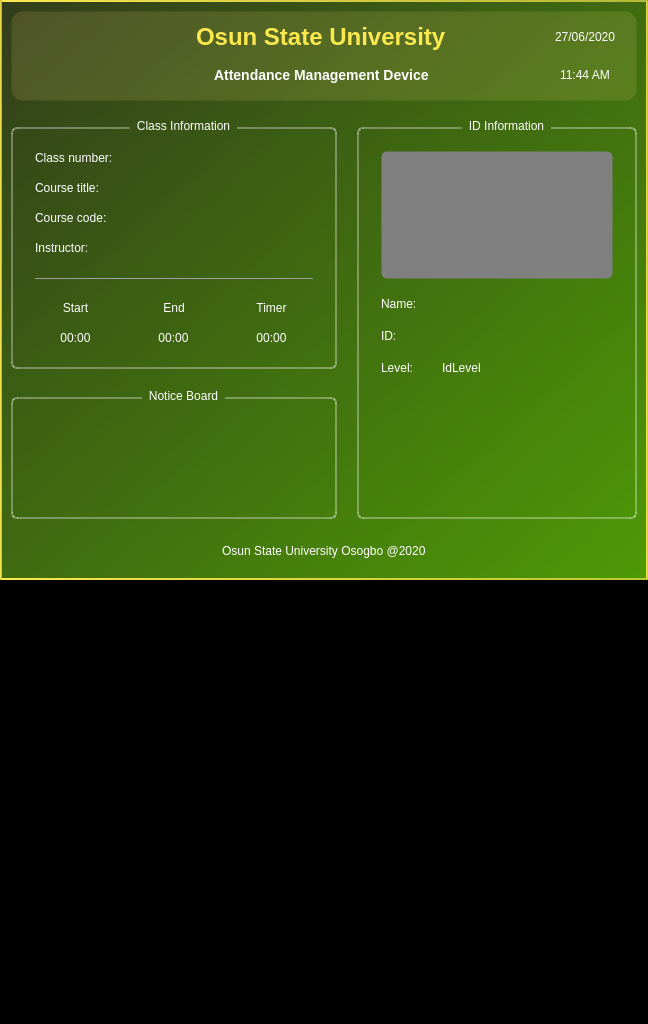
olumayor/Att, file mainwindow.ui: the form before one commit.
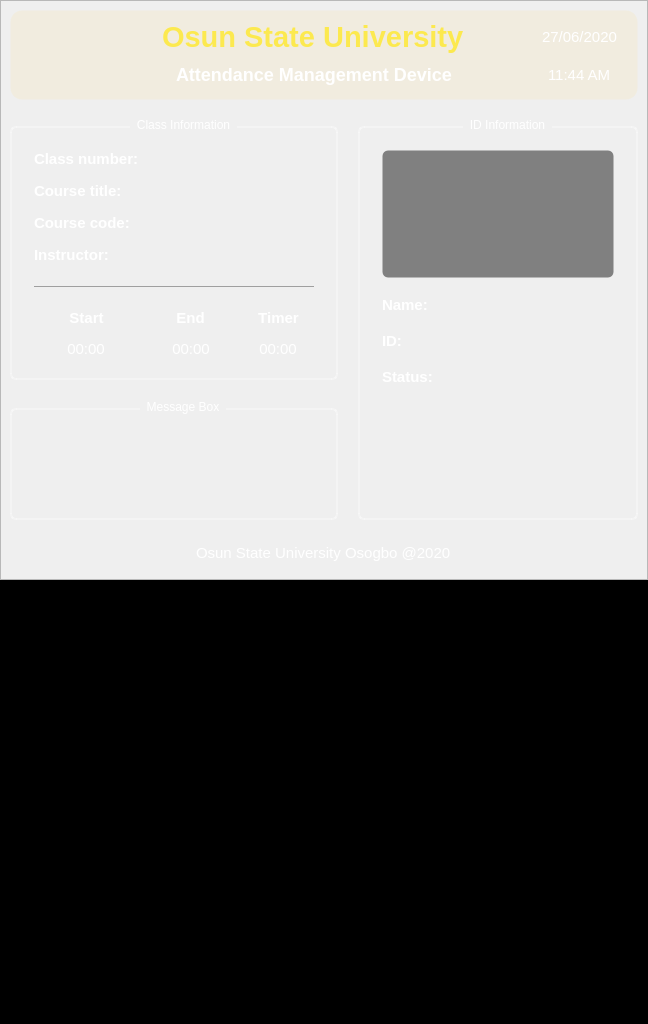
The form after the commit. Icons and pictures are not drawn.

The edit to the form file:
```diff
--- a/mainwindow.ui
+++ b/mainwindow.ui
@@ -40,7 +40,7 @@
 
 }
 
-QLabel{ color: #FFFFFF; font-family: 'Roboto'; }
+QLabel{ color: #FFFFFF; font-family: 'Roboto'; font-size: 11pt;}
 
 QGroupBox
 {
@@ -102,8 +102,9 @@
       <property name="styleSheet">
        <string notr="true">QFrame#frame{
 background-color: qlineargradient(spread:pad, x1:0, y1:0, x2:1, y2:1, stop:0 rgba(50, 61, 27, 255), stop:1 rgba(78, 154, 6, 255));
-border: 2px solid qlineargradient(spread:pad, x1:0.0149254, y1:0.505727, x2:1, y2:0.364, stop:0 rgba(252, 233, 79, 255), stop:1 rgba(252, 233, 79, 157));
-}</string>
+}
+
+//border: 2px solid qlineargradient(spread:pad, x1:0.0149254, y1:0.505727, x2:1, y2:0.364, stop:0 rgba(252, 233, 79, 255), stop:1 rgba(252, 233, 79, 157));</string>
       </property>
       <property name="frameShape">
        <enum>QFrame::StyledPanel</enum>
@@ -160,13 +161,13 @@
             <property name="minimumSize">
              <size>
               <width>60</width>
-              <height>50</height>
+              <height>60</height>
              </size>
             </property>
             <property name="maximumSize">
              <size>
               <width>60</width>
-              <height>50</height>
+              <height>60</height>
              </size>
             </property>
             <property name="text">
@@ -329,14 +330,14 @@
              <item row="3" column="0">
               <widget class="QLabel" name="label_26">
                <property name="text">
-                <string>Instructor:</string>
+                <string>&lt;b&gt;Instructor:</string>
                </property>
               </widget>
              </item>
              <item row="5" column="0" alignment="Qt::AlignHCenter">
               <widget class="QLabel" name="label_21">
                <property name="text">
-                <string>Start</string>
+                <string>&lt;b&gt;Start</string>
                </property>
                <property name="alignment">
                 <set>Qt::AlignCenter</set>
@@ -353,14 +354,14 @@
              <item row="0" column="0">
               <widget class="QLabel" name="label_14">
                <property name="text">
-                <string>Class number:</string>
+                <string>&lt;b&gt;Class number:</string>
                </property>
               </widget>
              </item>
              <item row="5" column="2" alignment="Qt::AlignHCenter">
               <widget class="QLabel" name="label_23">
                <property name="text">
-                <string>Timer</string>
+                <string>&lt;b&gt;Timer</string>
                </property>
                <property name="alignment">
                 <set>Qt::AlignCenter</set>
@@ -387,7 +388,7 @@
              <item row="1" column="0">
               <widget class="QLabel" name="label_16">
                <property name="text">
-                <string>Course title:</string>
+                <string>&lt;b&gt;Course title:</string>
                </property>
               </widget>
              </item>
@@ -401,7 +402,7 @@
              <item row="5" column="1" alignment="Qt::AlignHCenter">
               <widget class="QLabel" name="label_22">
                <property name="text">
-                <string>End</string>
+                <string>&lt;b&gt;End</string>
                </property>
                <property name="alignment">
                 <set>Qt::AlignCenter</set>
@@ -411,7 +412,7 @@
              <item row="2" column="0">
               <widget class="QLabel" name="label_18">
                <property name="text">
-                <string>Course code:</string>
+                <string>&lt;b&gt;Course code:</string>
                </property>
               </widget>
              </item>
@@ -541,7 +542,7 @@
              <item row="1" column="0">
               <widget class="QLabel" name="label_11">
                <property name="text">
-                <string>Name:</string>
+                <string>&lt;b&gt;Name:</string>
                </property>
               </widget>
              </item>
@@ -555,7 +556,7 @@
              <item row="2" column="0">
               <widget class="QLabel" name="label_12">
                <property name="text">
-                <string>ID:</string>
+                <string>&lt;b&gt;ID:</string>
                </property>
               </widget>
              </item>
@@ -569,14 +570,14 @@
              <item row="3" column="0">
               <widget class="QLabel" name="label_13">
                <property name="text">
-                <string>Level:</string>
+                <string>&lt;b&gt;Status:</string>
                </property>
               </widget>
              </item>
              <item row="3" column="1" colspan="3">
               <widget class="QLabel" name="label_10">
                <property name="text">
-                <string>IdLevel</string>
+                <string/>
                </property>
               </widget>
              </item>
@@ -592,20 +593,19 @@
              </sizepolicy>
             </property>
             <property name="title">
-             <string>Notice Board</string>
+             <string>Message Box</string>
             </property>
             <layout class="QGridLayout" name="gridLayout_6">
              <item row="0" column="0">
               <widget class="QTextEdit" name="MessageBox">
                <property name="styleSheet">
-                <string notr="true">QTextEdit{background: transparent; color: blue;}</string>
+                <string notr="true">QTextEdit{background: transparent; color: white; font-size: 16px;}</string>
                </property>
                <property name="html">
                 <string>&lt;!DOCTYPE HTML PUBLIC &quot;-//W3C//DTD HTML 4.0//EN&quot; &quot;http://www.w3.org/TR/REC-html40/strict.dtd&quot;&gt;
 &lt;html&gt;&lt;head&gt;&lt;meta name=&quot;qrichtext&quot; content=&quot;1&quot; /&gt;&lt;style type=&quot;text/css&quot;&gt;
 p, li { white-space: pre-wrap; }
-&lt;/style&gt;&lt;/head&gt;&lt;body style=&quot; font-family:'FreeSerif Italic'; font-size:10pt; font-weight:400; font-style:normal;&quot;&gt;
-&lt;p style=&quot;-qt-paragraph-type:empty; margin-top:0px; margin-bottom:0px; margin-left:0px; margin-right:0px; -qt-block-indent:0; text-indent:0px;&quot;&gt;&lt;br /&gt;&lt;/p&gt;
+&lt;/style&gt;&lt;/head&gt;&lt;body style=&quot; font-family:'FreeSerif Italic'; font-size:16px; font-weight:400; font-style:normal;&quot;&gt;
 &lt;p style=&quot;-qt-paragraph-type:empty; margin-top:0px; margin-bottom:0px; margin-left:0px; margin-right:0px; -qt-block-indent:0; text-indent:0px;&quot;&gt;&lt;br /&gt;&lt;/p&gt;&lt;/body&gt;&lt;/html&gt;</string>
                </property>
               </widget>
@@ -640,7 +640,7 @@
           <item row="0" column="0" alignment="Qt::AlignHCenter|Qt::AlignVCenter">
            <widget class="QLabel" name="label_5">
             <property name="styleSheet">
-             <string notr="true">font-size: 9pt;</string>
+             <string notr="true">font-size: 11pt;</string>
             </property>
             <property name="text">
              <string>Osun State University Osogbo @2020</string>
```
Left out of the diff: 6 changed lines with no effect on the pictures.
